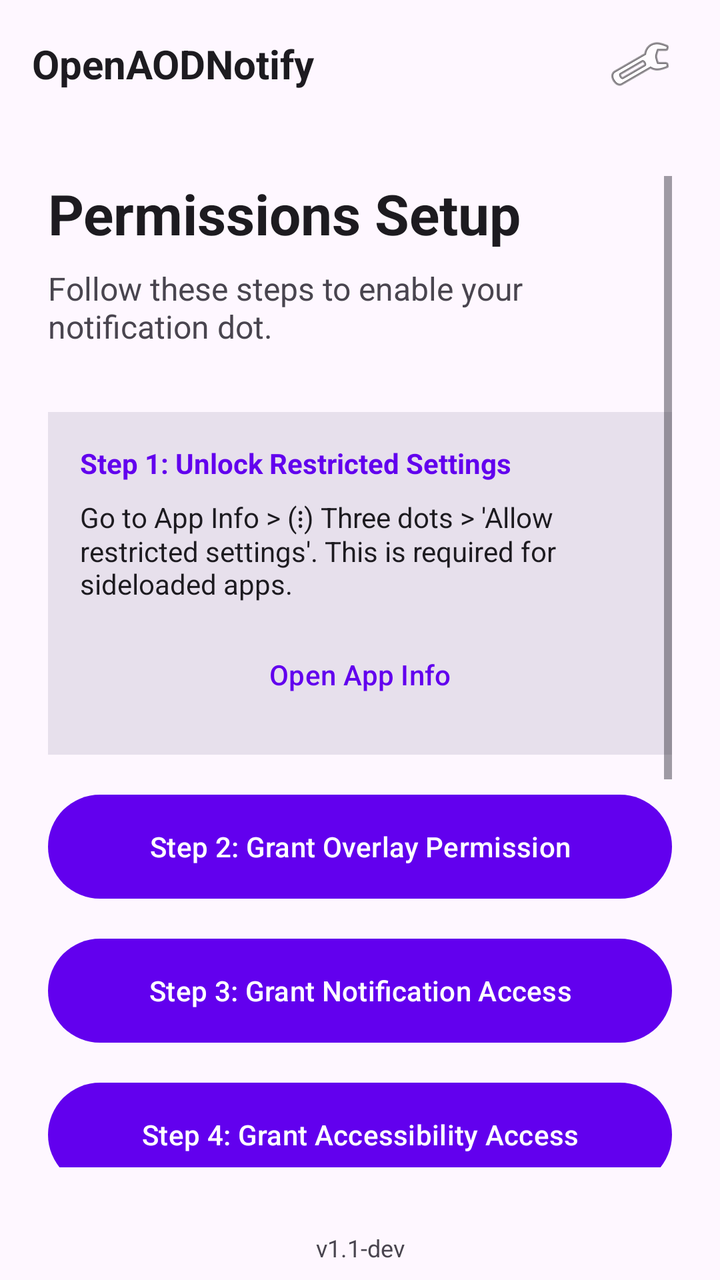
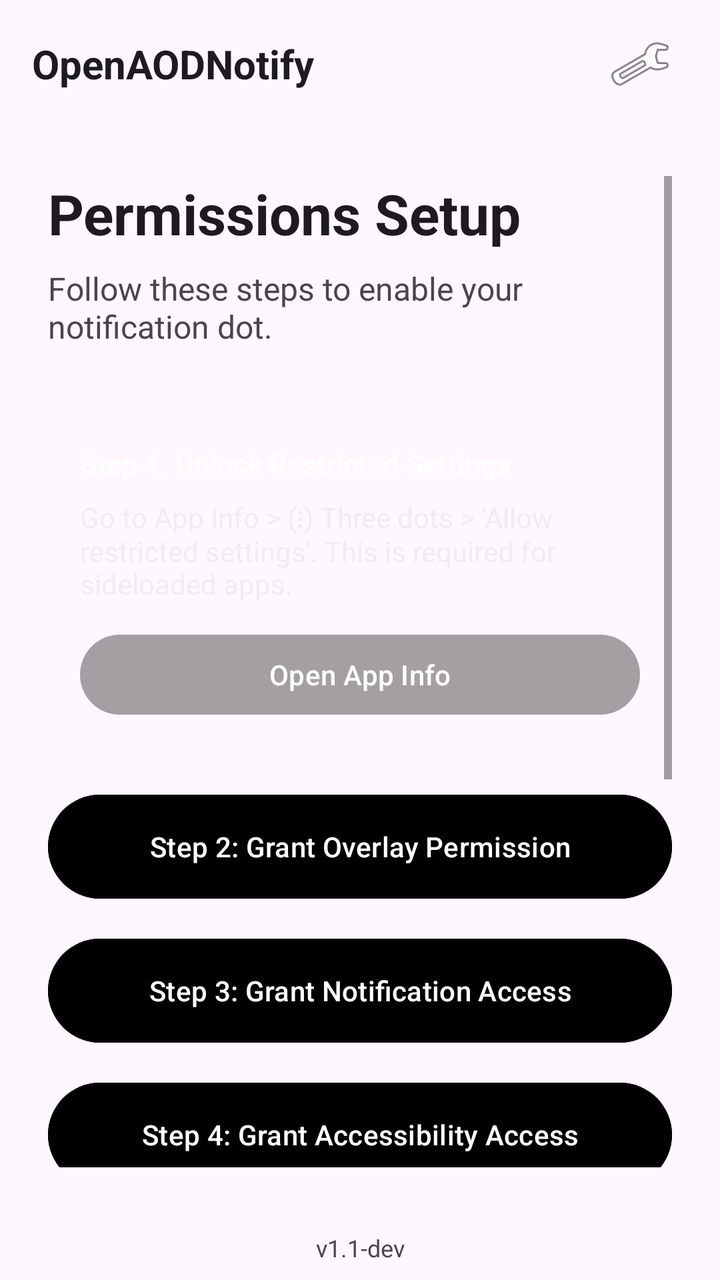

Two renders of the same Android screen: before a commit and after it. Below are the layout's source before the change and the commit's diff.
<!-- AndroidManifest.xml: activity theme Theme.OpenAODNotify -->
<!-- res/layout/activity_main.xml -->
<?xml version="1.0" encoding="utf-8"?>
<RelativeLayout xmlns:android="http://schemas.android.com/apk/res/android"
    android:layout_width="match_parent"
    android:layout_height="match_parent"
    android:background="?android:attr/windowBackground">

    <androidx.appcompat.widget.Toolbar
        android:id="@+id/toolbar"
        android:layout_width="match_parent"
        android:layout_height="wrap_content"
        android:minHeight="?attr/actionBarSize"
        android:background="?attr/colorSurface"
        android:elevation="4dp"
        android:fitsSystemWindows="true">

        <RelativeLayout
            android:layout_width="match_parent"
            android:layout_height="?attr/actionBarSize">
            <TextView
                android:layout_width="wrap_content"
                android:layout_height="wrap_content"
                android:layout_centerVertical="true"
                android:text="OpenAODNotify"
                android:textColor="?attr/colorOnSurface"
                android:textSize="20sp"
                android:textStyle="bold" />

            <ImageButton
                android:id="@+id/btnSettings"
                android:layout_width="48dp"
                android:layout_height="48dp"
                android:layout_alignParentEnd="true"
                android:layout_centerVertical="true"
                android:layout_marginEnd="16dp"
                android:background="?attr/selectableItemBackgroundBorderless"
                android:src="@android:drawable/ic_menu_preferences"
                android:contentDescription="Settings" />
        </RelativeLayout>
    </androidx.appcompat.widget.Toolbar>

    <ScrollView
        android:id="@+id/mainScrollView"
        android:layout_width="match_parent"
        android:layout_height="match_parent"
        android:layout_below="@id/toolbar"
        android:layout_above="@+id/tvVersion"
        android:padding="24dp">

        <LinearLayout
            android:layout_width="match_parent"
            android:layout_height="wrap_content"
            android:orientation="vertical">

            <TextView
                android:layout_width="wrap_content"
                android:layout_height="wrap_content"
                android:text="Permissions Setup"
                android:textColor="?android:attr/textColorPrimary"
                android:textSize="28sp"
                android:textStyle="bold"
                android:layout_marginBottom="8dp"/>

            <TextView
                android:layout_width="wrap_content"
                android:layout_height="wrap_content"
                android:text="Follow these steps to enable your notification dot."
                android:textColor="?android:attr/textColorSecondary"
                android:textSize="16sp"
                android:layout_marginBottom="32dp"/>

            
            <LinearLayout
                android:layout_width="match_parent"
                android:layout_height="wrap_content"
                android:orientation="vertical"
                android:background="?attr/colorSurfaceVariant"
                android:padding="16dp"
                android:layout_marginBottom="16dp">

                <TextView
                    android:layout_width="wrap_content"
                    android:layout_height="wrap_content"
                    android:text="Step 1: Unlock Restricted Settings"
                    android:textColor="?attr/colorPrimary"
                    android:textStyle="bold" />

                <TextView
                    android:layout_width="wrap_content"
                    android:layout_height="wrap_content"
                    android:text="Go to App Info > (⋮) Three dots > 'Allow restricted settings'. This is required for sideloaded apps."
                    android:textColor="?android:attr/textColorPrimary"
                    android:layout_marginTop="8dp" />

                <Button
                    android:id="@+id/btnAppInfo"
                    android:layout_width="match_parent"
                    android:layout_height="wrap_content"
                    android:layout_marginTop="12dp"
                    android:text="Open App Info"
                    style="@style/Widget.Material3.Button.TextButton"/>
            </LinearLayout>

            
            <Button
                android:id="@+id/btnOverlay"
                android:layout_width="match_parent"
                android:layout_height="60dp"
                android:text="Step 2: Grant Overlay Permission"
                android:layout_marginBottom="12dp"/>

            
            <Button
                android:id="@+id/btnNotify"
                android:layout_width="match_parent"
                android:layout_height="60dp"
                android:text="Step 3: Grant Notification Access"
                android:layout_marginBottom="12dp"/>

            
            <Button
                android:id="@+id/btnAccessibility"
                android:layout_width="match_parent"
                android:layout_height="60dp"
                android:text="Step 4: Grant Accessibility Access"
                android:layout_marginBottom="12dp"/>

            
            <Button
                android:id="@+id/btnBattery"
                android:layout_width="match_parent"
                android:layout_height="60dp"
                android:text="Step 5: Ignore Battery Optimization"
                android:layout_marginBottom="24dp"/>

            
            <LinearLayout
                android:id="@+id/layoutDebugTools"
                android:layout_width="match_parent"
                android:layout_height="wrap_content"
                android:orientation="vertical">

                <View
                    android:layout_width="match_parent"
                    android:layout_height="1dp"
                    android:background="?android:attr/listDivider"
                    android:layout_marginBottom="24dp"/>

                <TextView
                    android:layout_width="wrap_content"
                    android:layout_height="wrap_content"
                    android:text="Testing &amp; Support"
                    android:textColor="?android:attr/textColorPrimary"
                    android:textSize="20sp"
                    android:textStyle="bold"
                    android:layout_marginBottom="8dp"/>

                <Button
                    android:id="@+id/btnTestOverlay"
                    android:layout_width="match_parent"
                    android:layout_height="60dp"
                    android:text="Test AOD Breathing"
                    android:layout_marginBottom="12dp"
                    android:backgroundTint="?attr/colorError"/>

                <Button
                    android:id="@+id/btnReset"
                    android:layout_width="match_parent"
                    android:layout_height="60dp"
                    android:text="Reset &amp; Initialize"
                    android:layout_marginBottom="12dp"
                    android:backgroundTint="?attr/colorTertiary"/>

                <Button
                    android:id="@+id/btnExportLogs"
                    android:layout_width="match_parent"
                    android:layout_height="60dp"
                    android:text="Export Debug Logs"
                    android:backgroundTint="?attr/colorSecondary"/>
            </LinearLayout>

        </LinearLayout>
    </ScrollView>

    <TextView
        android:id="@+id/tvVersion"
        android:layout_width="match_parent"
        android:layout_height="wrap_content"
        android:layout_alignParentBottom="true"
        android:padding="8dp"
        android:gravity="center"
        android:textColor="?android:attr/textColorTertiary"
        android:textSize="12sp"
        android:text="v1.1-dev" />

</RelativeLayout>
<!-- resources referenced by this layout -->
<resources>
  <style name="Theme.OpenAODNotify" parent="Theme.Material3.DayNight.NoActionBar">
          <item name="colorPrimary">@color/purple_500</item>
          <item name="colorSecondary">@color/teal_200</item>
          <item name="android:statusBarColor">?attr/colorSurface</item>
          <item name="android:windowLightStatusBar" tools:targetApi="m">true</item>
      </style>
  <color name="purple_500">#FF6200EE</color>
  <color name="teal_200">#FF03DAC5</color>
</resources>

<!-- the commit's change to res/layout/activity_main.xml (unified diff, before → after) -->
@@ -73,7 +73,7 @@
                 android:layout_width="match_parent"
                 android:layout_height="wrap_content"
                 android:orientation="vertical"
-                android:background="?attr/colorSurfaceVariant"
+                android:background="?attr/colorStep1"
                 android:padding="16dp"
                 android:layout_marginBottom="16dp">
 
@@ -81,14 +81,14 @@
                     android:layout_width="wrap_content"
                     android:layout_height="wrap_content"
                     android:text="Step 1: Unlock Restricted Settings"
-                    android:textColor="?attr/colorPrimary"
+                    android:textColor="#FFFFFF"
                     android:textStyle="bold" />
 
                 <TextView
                     android:layout_width="wrap_content"
                     android:layout_height="wrap_content"
                     android:text="Go to App Info > (⋮) Three dots > 'Allow restricted settings'. This is required for sideloaded apps."
-                    android:textColor="?android:attr/textColorPrimary"
+                    android:textColor="#EEEEEE"
                     android:layout_marginTop="8dp" />
 
                 <Button
@@ -97,6 +97,8 @@
                     android:layout_height="wrap_content"
                     android:layout_marginTop="12dp"
                     android:text="Open App Info"
+                    android:backgroundTint="#33000000"
+                    android:textColor="#FFFFFF"
                     style="@style/Widget.Material3.Button.TextButton"/>
             </LinearLayout>
 
@@ -106,6 +108,7 @@
                 android:layout_width="match_parent"
                 android:layout_height="60dp"
                 android:text="Step 2: Grant Overlay Permission"
+                android:backgroundTint="?attr/colorStep2"
                 android:layout_marginBottom="12dp"/>
 
             
@@ -114,6 +117,7 @@
                 android:layout_width="match_parent"
                 android:layout_height="60dp"
                 android:text="Step 3: Grant Notification Access"
+                android:backgroundTint="?attr/colorStep3"
                 android:layout_marginBottom="12dp"/>
 
             
@@ -122,6 +126,7 @@
                 android:layout_width="match_parent"
                 android:layout_height="60dp"
                 android:text="Step 4: Grant Accessibility Access"
+                android:backgroundTint="?attr/colorStep4"
                 android:layout_marginBottom="12dp"/>
 
             
@@ -130,6 +135,7 @@
                 android:layout_width="match_parent"
                 android:layout_height="60dp"
                 android:text="Step 5: Ignore Battery Optimization"
+                android:backgroundTint="?attr/colorStep5"
                 android:layout_marginBottom="24dp"/>
 
             
